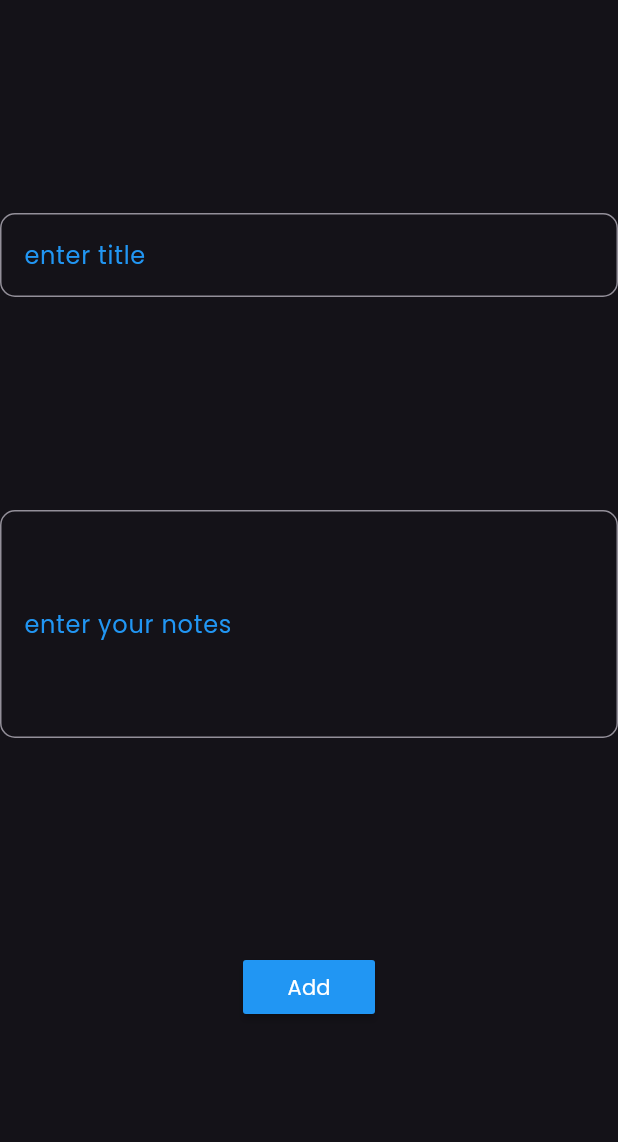
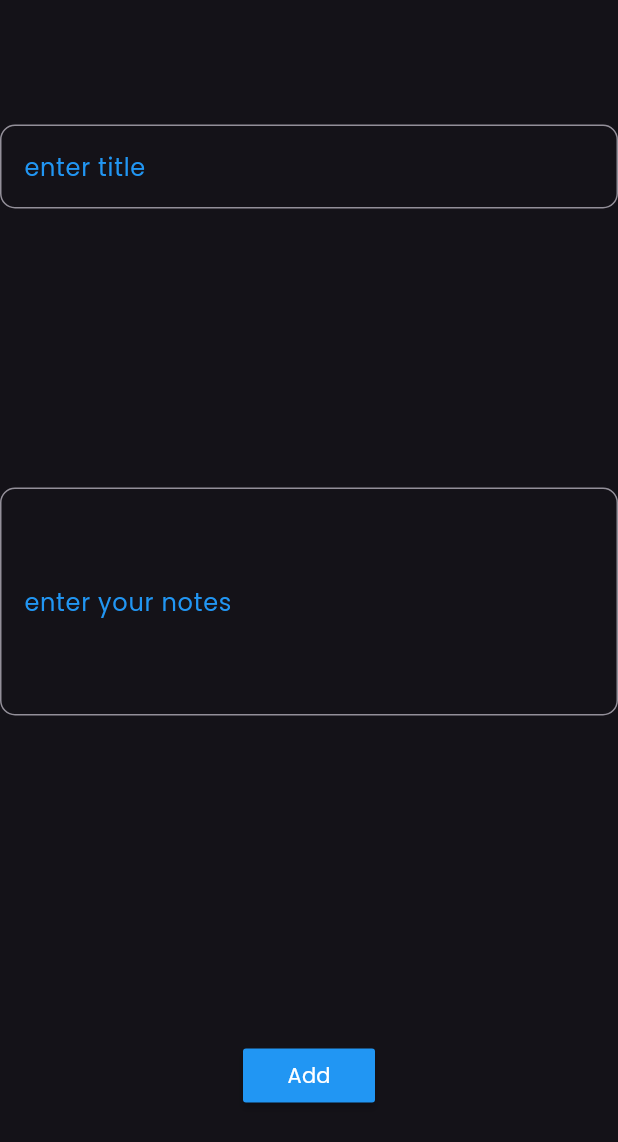
Before and after one commit to YoussefHamada-cs/my_nodes, a Flutter app: the AddForm widget shown alone on an empty page, opened directly, on a phone screen of 412 x 824 dp. Shown: the top 1142 px of the screen. Run offline on Flutter 3.47's test engine with Material 3 defaults, Android fonts, the phone set to English and light mode, and no system bars; our stand-ins replace bloc, flutter_bloc, font_awesome_flutter, hive, hive_flutter, modal_progress_hud_nsn; accounts and stored records are empty.

Commit message:
display noyes part1

```diff
--- a/lib/cubits/cubit/notes_cubit_state.dart
+++ b/lib/cubits/cubit/notes_cubit_state.dart
@@ -4,17 +4,3 @@ part of 'notes_cubit_cubit.dart';
 sealed class NotesCubitState {}
 
 final class NotesInitial extends NotesCubitState {}
-
-final class NotesLoading extends NotesCubitState {}
-
-final class NotesSuccess extends NotesCubitState {
-  final List<NoteModel> notes;
-
-  NotesSuccess( this.notes);
-}
-
-final class NotesFailure extends NotesCubitState {
-   final String errormassage;
-  NotesFailure(this.errormassage);
-// ignore: empty_constructor_bodies
-}
--- a/lib/views/widget/add_form.dart
+++ b/lib/views/widget/add_form.dart
@@ -47,6 +47,9 @@ class _AddFormState extends State<AddForm> {
               return null;
             },
           ),
+          SizedBox(
+            height: 20,
+          ),
           TextFormField(
             onSaved: (newValue) {
               subtitle = newValue;
@@ -71,8 +74,10 @@ class _AddFormState extends State<AddForm> {
               return null;
             },
           ),
+          SizedBox(
+            height: 50,
+          ),
           MaterialButton(
-
             color: Colors.blue,
             onPressed: () {
               if (formkey.currentState!.validate()) {
```
Also changed, not shown: lib/cubits/cubit/notes_cubit_cubit.dart (+4 -10 lines), lib/views/widget/notes_item_listview.dart (+16 -5 lines), lib/views/widget/notes_view_bady.dart (+15 -1 lines).
